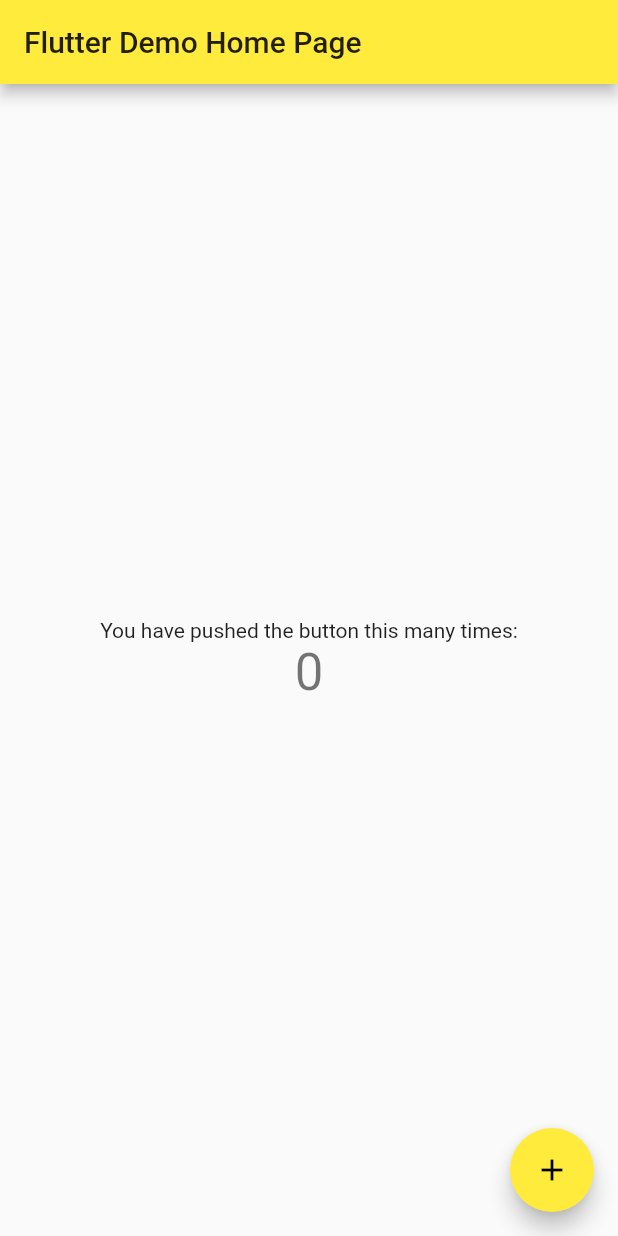
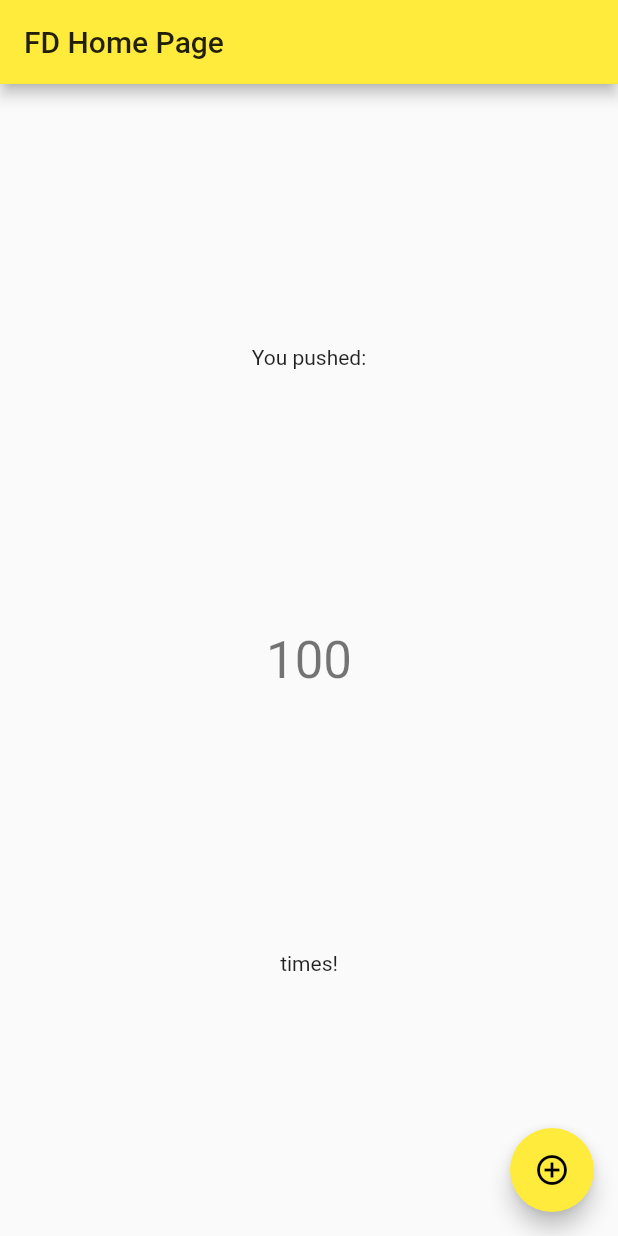
Before and after one commit to raywu/flutterhotreload, a Flutter app: the screen it shows after launch, on a phone screen of 412 x 824 dp. Run offline on Flutter 3.47's test engine with Material 2 defaults, Android fonts, the phone set to English and light mode, and no system bars.

Commit message:
feature: mess around with Widget and Icon

```diff
--- a/lib/main.dart
+++ b/lib/main.dart
@@ -19,7 +19,7 @@ class MyApp extends StatelessWidget {
         // counter didn't reset back to zero; the application is not restarted.
         primarySwatch: Colors.yellow,
       ),
-      home: new MyHomePage(title: 'Flutter Demo Home Page'),
+      home: new MyHomePage(title: 'FD Home Page'),
     );
   }
 }
@@ -43,7 +43,7 @@ class MyHomePage extends StatefulWidget {
 }
 
 class _MyHomePageState extends State<MyHomePage> {
-  int _counter = 0;
+  int _counter = 100;
 
   void _incrementCounter() {
     setState(() {
@@ -53,6 +53,7 @@ class _MyHomePageState extends State<MyHomePage> {
       // _counter without calling setState(), then the build method would not be
       // called again, and so nothing would appear to happen.
       _counter++;
+      print('counting $_counter');
     });
   }
 
@@ -87,14 +88,17 @@ class _MyHomePageState extends State<MyHomePage> {
           // center the children vertically; the main axis here is the vertical
           // axis because Columns are vertical (the cross axis would be
           // horizontal).
-          mainAxisAlignment: MainAxisAlignment.center,
+          mainAxisAlignment: MainAxisAlignment.spaceEvenly,
           children: <Widget>[
             new Text(
-              'You have pushed the button this many times:',
+              'You pushed:',
             ),
             new Text(
               '$_counter',
               style: Theme.of(context).textTheme.display1,
+            ),
+            new Text(
+              'times!',
             ),
           ],
         ),
@@ -102,7 +106,7 @@ class _MyHomePageState extends State<MyHomePage> {
       floatingActionButton: new FloatingActionButton(
         onPressed: _incrementCounter,
         tooltip: 'Increment',
-        child: new Icon(Icons.add),
+        child: new Icon(Icons.add_circle_outline),
       ), // This trailing comma makes auto-formatting nicer for build methods.
     );
   }
```
